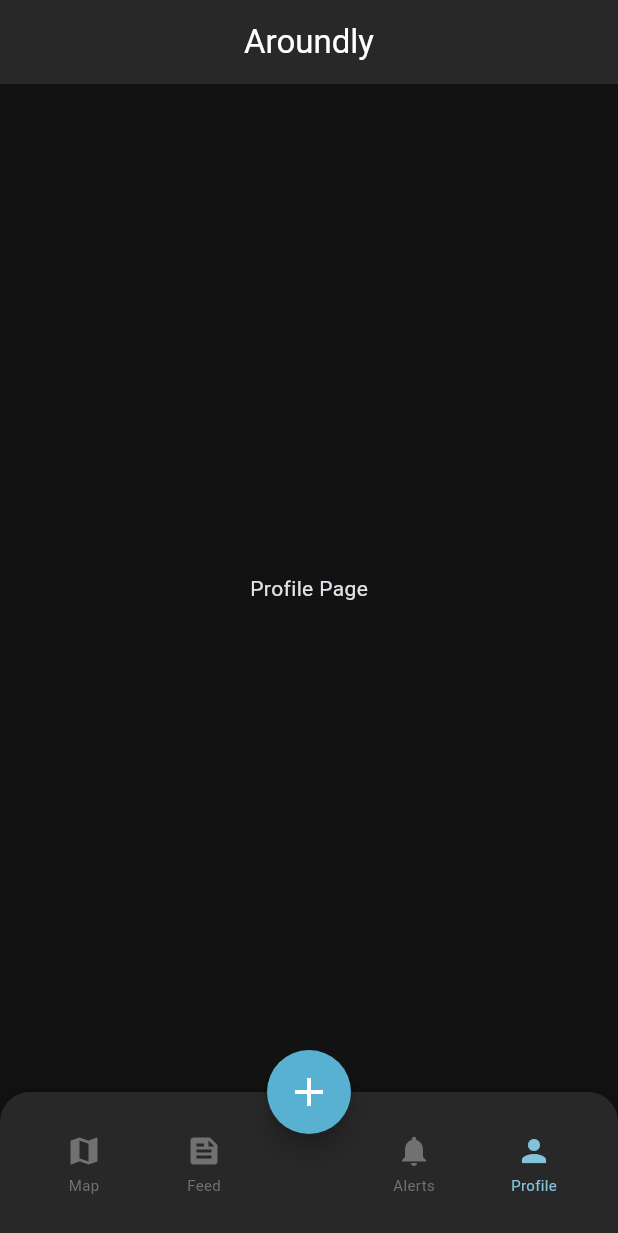
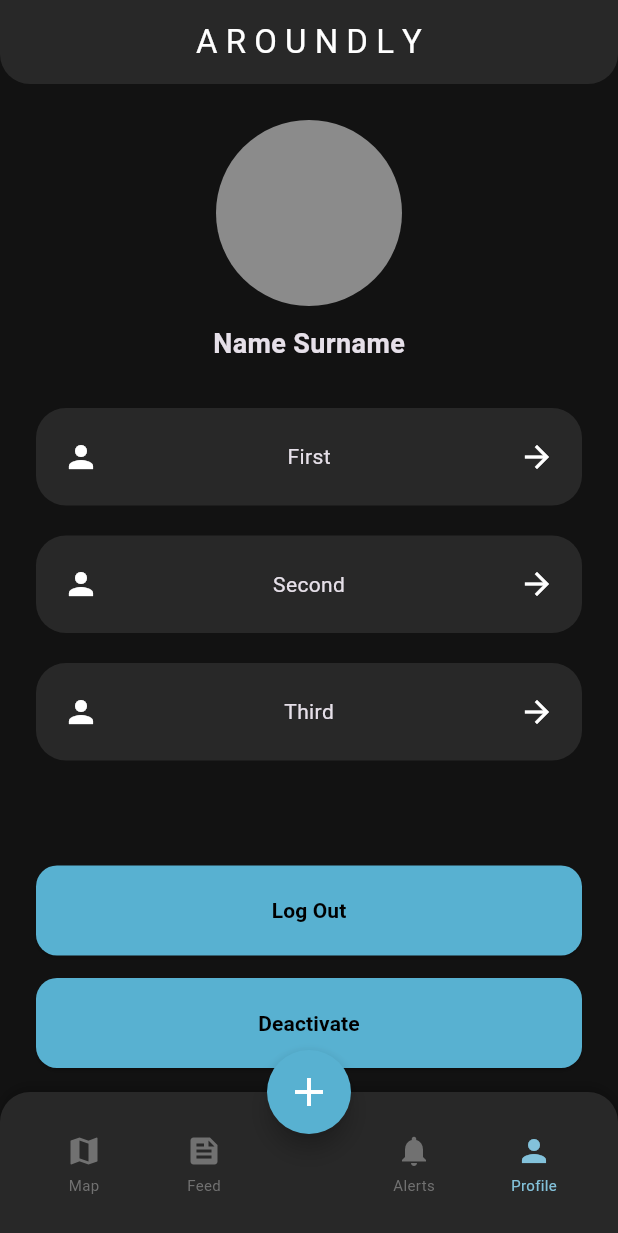
Before and after one commit to BabaYagaSystems/aroundly-frontend, a Flutter app: the screen it shows after launch, item 4 of the bottom bar chosen, on a phone screen of 412 x 824 dp. Shown: the top 1233 px of the screen. Run offline on Flutter 3.47's test engine with Material 3 defaults, Android fonts, the phone set to English and light mode, and no system bars; our stand-ins replace dartz, dio, equatable, flutter_bloc, flutter_map, get_it and 3 more.

Commit message:
added some new ui parts (#7)

```diff
--- a/frontend/lib/features/alerts/presentation/alerts_page.dart
+++ /dev/null
@@ -1,10 +0,0 @@
-import 'package:flutter/material.dart';
-
-class AlertsPage extends StatelessWidget {
-  const AlertsPage({super.key});
-
-  @override
-  Widget build(BuildContext context) {
-    return Scaffold(body: Center(child: Text('Alerts Page')));
-  }
-}
--- /dev/null
+++ b/frontend/lib/features/profile/presentation/pages/profile_page.dart
@@ -0,0 +1,44 @@
+import 'package:flutter/material.dart';
+import 'package:frontend/features/profile/presentation/widgets/link_cards.dart';
+import 'package:frontend/shared/themes/app_colors.dart';
+import 'package:frontend/shared/widgets/my_button.dart';
+
+class ProfilePage extends StatelessWidget {
+  const ProfilePage({super.key});
+
+  @override
+  Widget build(BuildContext context) {
+    return Scaffold(
+      body: Padding(
+        padding: const EdgeInsets.only(top: 24, left: 24, right: 24),
+        child: Column(
+          children: [
+            Container(
+              width: 124,
+              height: 124,
+              decoration: BoxDecoration(
+                color: AppColors.surfaceDark50,
+                borderRadius: BorderRadius.all(Radius.circular(80)),
+              ),
+            ),
+            SizedBox(height: 12.0),
+            Text(
+              "Name Surname",
+              style: TextStyle(fontSize: 18, fontWeight: FontWeight.w700),
+            ),
+            SizedBox(height: 30.0),
+            LinkCards(linkLabel: "First"),
+            SizedBox(height: 20.0),
+            LinkCards(linkLabel: "Second"),
+            SizedBox(height: 20.0),
+            LinkCards(linkLabel: "Third"),
+            SizedBox(height: 70.0),
+            MyButton(btnText: "Log Out", onPressed: () {}),
+            SizedBox(height: 15),
+            MyButton(btnText: "Deactivate", onPressed: () {}),
+          ],
+        ),
+      ),
+    );
+  }
+}
--- a/frontend/lib/features/profile/presentation/profile_page.dart
+++ /dev/null
@@ -1,10 +0,0 @@
-import 'package:flutter/material.dart';
-
-class ProfilePage extends StatelessWidget {
-  const ProfilePage({super.key});
-
-  @override
-  Widget build(BuildContext context) {
-    return Scaffold(body: Center(child: Text('Profile Page')));
-  }
-}
--- /dev/null
+++ b/frontend/lib/features/profile/presentation/widgets/link_cards.dart
@@ -0,0 +1,31 @@
+import 'package:flutter/material.dart';
+import 'package:frontend/shared/themes/app_colors.dart';
+
+class LinkCards extends StatelessWidget {
+  final String linkLabel;
+  const LinkCards({super.key, required this.linkLabel});
+
+  @override
+  Widget build(BuildContext context) {
+    return Container(
+      height: 65,
+      width: 365,
+      decoration: BoxDecoration(
+        color: AppColors.surfaceDark10,
+        borderRadius: BorderRadius.all(Radius.circular(20)),
+      ),
+      child: Padding(
+        padding: const EdgeInsets.symmetric(horizontal: 18),
+        child: Row(
+          mainAxisAlignment: MainAxisAlignment.spaceBetween,
+          crossAxisAlignment: CrossAxisAlignment.center,
+          children: [
+            Icon(Icons.person),
+            Text(linkLabel),
+            Icon(Icons.arrow_forward),
+          ],
+        ),
+      ),
+    );
+  }
+}
--- a/frontend/lib/shared/presentation/pages/app_layout.dart
+++ b/frontend/lib/shared/presentation/pages/app_layout.dart
@@ -1,9 +1,9 @@
 import 'package:flutter/material.dart';
-import 'package:frontend/features/alerts/presentation/alerts_page.dart';
+import 'package:frontend/features/alerts/presentation/pages/alerts_page.dart';
 import 'package:frontend/features/feed/presentation/pages/feed_page.dart';
 import 'package:frontend/features/happenings/presentation/pages/create_incident_page.dart';
 import 'package:frontend/features/map/presentation/pages/map_page.dart';
-import 'package:frontend/features/profile/presentation/profile_page.dart';
+import 'package:frontend/features/profile/presentation/pages/profile_page.dart';
 import 'package:frontend/shared/presentation/widgets/bottom_navbar.dart';
 import 'package:frontend/shared/themes/app_colors.dart';
 
@@ -33,7 +33,13 @@ class _AppLayoutState extends State<AppLayout> {
   @override
   Widget build(BuildContext context) {
     return Scaffold(
-      appBar: AppBar(title: Text('Aroundly'), centerTitle: true),
+      appBar: AppBar(
+        title: Text("A R O U N D L Y"),
+        centerTitle: true,
+        shape: RoundedRectangleBorder(
+          borderRadius: BorderRadius.vertical(bottom: Radius.circular(20)),
+        ),
+      ),
       body: _screens[_selectedIndex],
       bottomNavigationBar: BottomNavbar(
         selectedIndex: _selectedIndex,
--- a/frontend/pubspec.yaml
+++ b/frontend/pubspec.yaml
@@ -36,10 +36,12 @@ dependencies:
     sdk: flutter
   flutter_bloc: ^9.1.1
   flutter_dotenv: ^6.0.0
+  flutter_map: ^8.2.1
   font_awesome_flutter: ^10.8.0
   geolocator: ^14.0.2
   get_it: ^8.2.0
   image_picker: ^1.2.0
+  latlong2: ^0.9.1
   logger: ^2.6.1
   mapbox_maps_flutter: ^2.10.0
   shared_preferences: ^2.5.3
```
Also changed, not shown: frontend/lib/features/alerts/presentation/pages/alerts_page.dart (added, +21 -0 lines), frontend/lib/features/alerts/presentation/widgets/alert_card.dart (added, +51 -0 lines), frontend/lib/features/feed/presentation/pages/detailed_feed_page.dart (added, +72 -0 lines), frontend/lib/features/feed/presentation/widgets/feed_card.dart (+10 -1 lines), frontend/lib/features/map/presentation/pages/map_page.dart (+8 -1 lines), 1 other file.
